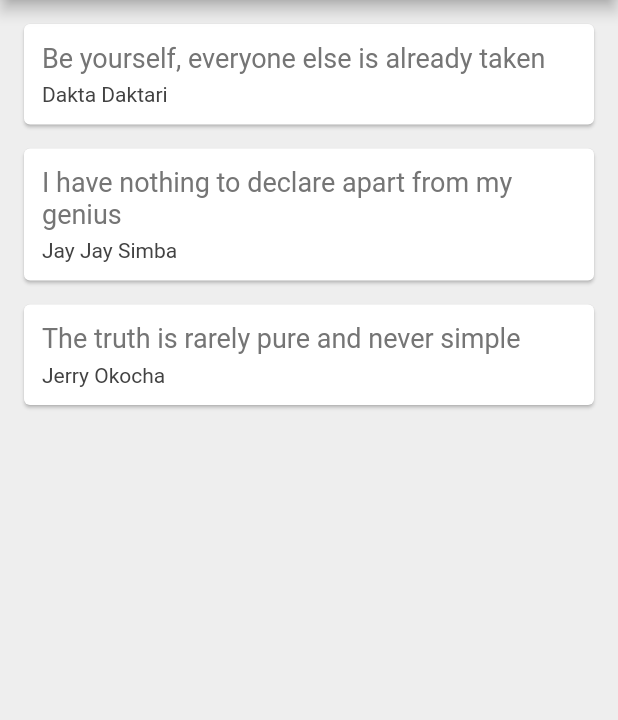
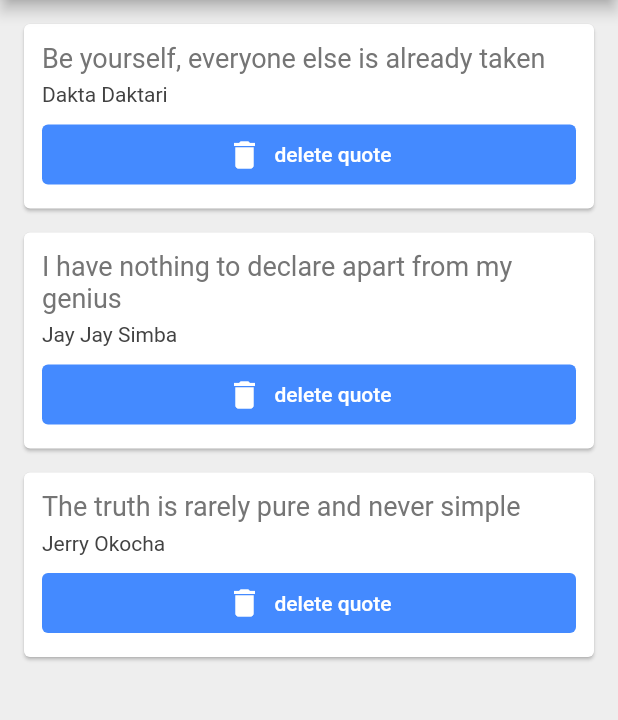
Before and after one commit to daktari01/quotes, a Flutter app: the screen it shows after launch, on a phone screen of 412 x 824 dp, the part 84-804 px from its top. Run offline on Flutter 3.47's test engine with Material 2 defaults, Android fonts, the phone set to English and light mode, and no system bars.

Commit message:
Pass functions as parameters

```diff
--- a/lib/main.dart
+++ b/lib/main.dart
@@ -31,7 +31,14 @@ class _QuoteListState extends State<QuoteList> {
         backgroundColor: Colors.redAccent,
       ),
       body: Column(
-        children: quotes.map((quote) => QuoteCard(quote: quote)).toList(),
+        children: quotes.map((quote) => QuoteCard(
+          quote: quote,
+          delete: () {
+            setState(() {
+              quotes.remove(quote);
+            });
+          }
+        )).toList(),
       ),
     );
   }
--- a/lib/quote_card.dart
+++ b/lib/quote_card.dart
@@ -4,7 +4,8 @@ import 'quote.dart';
 class QuoteCard extends StatelessWidget {
 
   final Quote quote;
-  QuoteCard({ this.quote });
+  final Function delete;
+  QuoteCard({ this.quote, this.delete });
 
   @override
   Widget build(BuildContext context) {
@@ -29,6 +30,16 @@ class QuoteCard extends StatelessWidget {
                   fontSize: 14.0,
                   color: Colors.grey[800]
               ),
+            ),
+            SizedBox(height: 8.0),
+            TextButton.icon(
+              onPressed: delete,
+              icon: Icon(Icons.delete),
+              label: Text('delete quote'),
+              style: TextButton.styleFrom(
+                backgroundColor: Colors.blueAccent,
+                primary: Colors.white
+              ),
             )
           ],
         ),
```
